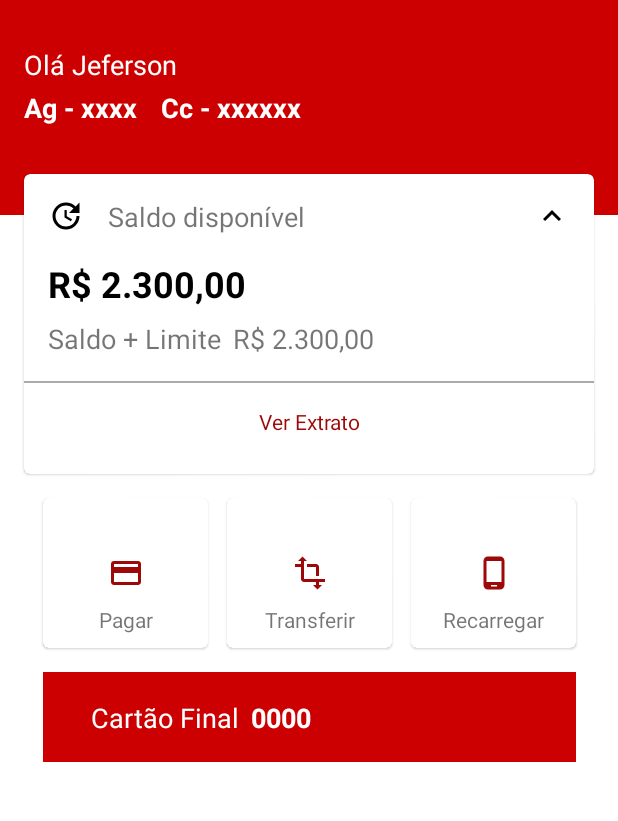
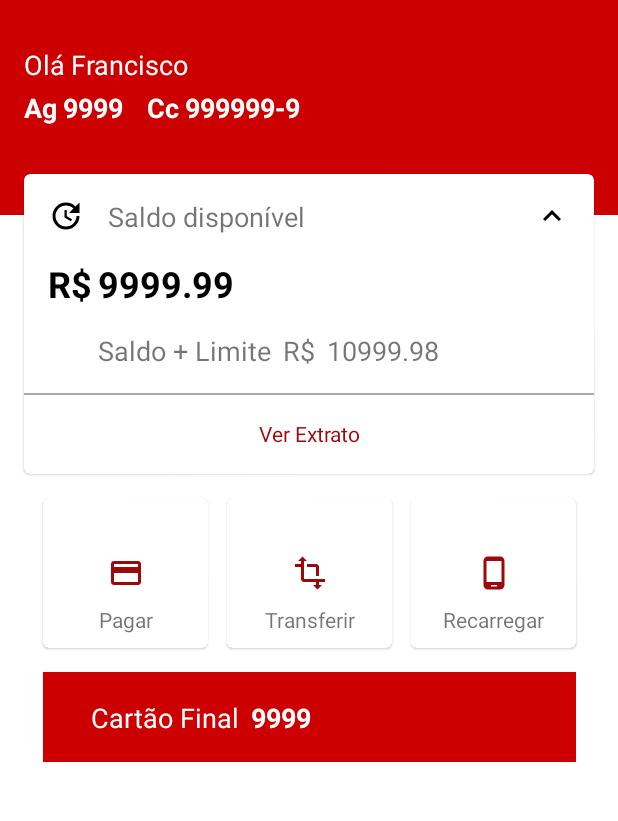
Before and after one commit to Jefersonpontes13/SantanderDevWeek, an Android app: the screen it shows after launch (MainActivity), on a phone screen of 412 x 824 dp, the part 62-883 px from its top. Run offline under Robolectric (Android 15) with nearby library versions, the phone set to English and light mode, and no system bars.

Commit message:
use mvvc

```diff
--- a/app/src/main/java/com/example/santanderdevweek/data/Conta.kt
+++ b/app/src/main/java/com/example/santanderdevweek/data/Conta.kt
@@ -1,8 +1,10 @@
 package com.example.santanderdevweek.data
 
 data class Conta(
+
+    val agencia: String,
     val numero: String,
-    val agencia: String,
+    val tipo: String,
     val saldo: Double,
     val limite: Double,
     val cliente: Cliente,
--- a/app/src/main/java/com/example/santanderdevweek/data/local/fakeData.kt
+++ b/app/src/main/java/com/example/santanderdevweek/data/local/FakeData.kt
@@ -4,19 +4,20 @@ import com.example.santanderdevweek.data.Cartao
 import com.example.santanderdevweek.data.Cliente
 import com.example.santanderdevweek.data.Conta
 
-class fakeData {
+class FakeData {
 
     fun getLocalData(): Conta {
 
         return Conta(
+            "9999",
             "999999-9",
-            "999",
+            "Corrente",
             9999.99,
             999.99,
             Cliente(
                 "Francisco Jeferson da Silveira Pontes",
                 "jeffersonpontes1313@gmail.com"),
-            Cartao("9999-9999-9999-9999")
+            Cartao("9999 9999 9999 9999")
         )
 
     }
--- a/app/src/main/java/com/example/santanderdevweek/ui/MainActivity.kt
+++ b/app/src/main/java/com/example/santanderdevweek/ui/MainActivity.kt
@@ -5,9 +5,10 @@ import android.os.Bundle
 import android.util.Log
 import android.view.Menu
 import android.view.MenuItem
-import androidx.lifecycle.Observer
+import android.widget.TextView
 import androidx.lifecycle.ViewModelProvider
 import com.example.santanderdevweek.R
+import com.example.santanderdevweek.data.Conta
 
 class MainActivity : AppCompatActivity() {
 
@@ -18,10 +19,23 @@ class MainActivity : AppCompatActivity() {
         setContentView(R.layout.activity_main)
         setSupportActionBar(findViewById(R.id.toolbar))
         mainViewModel = ViewModelProvider(this).get(MainViewModel::class.java)
+        buscarContaCliente()
 
-        mainViewModel.buscarContaCliente().observe(this, Observer { result ->
-            Log.d("Conta -> ", result.numero)
+    }
+
+    private fun buscarContaCliente() {
+        mainViewModel.buscarContaCliente().observe(this, { result ->
+            bindOnView(result)
         })
+    }
+
+    private fun bindOnView(conta : Conta) {
+        findViewById<TextView>(R.id.tv_usuario).text = conta.cliente.nome.split(" ")[0]
+        findViewById<TextView>(R.id.tv_numero_agencia).text = conta.agencia
+        findViewById<TextView>(R.id.tv_numero_conta).text = conta.numero
+        findViewById<TextView>(R.id.tv_valor_saldo_disponivel).text = conta.saldo.toString()
+        findViewById<TextView>(R.id.tv_valor_saldo_mais_limite).text = (conta.saldo + conta.limite).toString()
+        findViewById<TextView>(R.id.tv_numeros_cartao_final).text = conta.cartao.numeroCartao.split(" ")[3]
     }
 
     override fun onCreateOptionsMenu(menu: Menu?): Boolean {
--- a/app/src/main/java/com/example/santanderdevweek/ui/MainViewModel.kt
+++ b/app/src/main/java/com/example/santanderdevweek/ui/MainViewModel.kt
@@ -4,7 +4,7 @@ import androidx.lifecycle.LiveData
 import androidx.lifecycle.MutableLiveData
 import androidx.lifecycle.ViewModel
 import com.example.santanderdevweek.data.Conta
-import com.example.santanderdevweek.data.local.fakeData
+import com.example.santanderdevweek.data.local.FakeData
 
 class MainViewModel : ViewModel() {
 
@@ -12,7 +12,7 @@ class MainViewModel : ViewModel() {
 
     fun buscarContaCliente(): LiveData<Conta> {
 
-        mutableLiveData.value = fakeData().getLocalData()
+        mutableLiveData.value = FakeData().getLocalData()
 
         return mutableLiveData
     }
--- a/app/src/main/res/layout/activity_main.xml
+++ b/app/src/main/res/layout/activity_main.xml
@@ -20,7 +20,6 @@
         app:layout_constraintTop_toTopOf="parent"
         />
 
-
     <ImageView
         android:id="@+id/imageView"
         android:layout_width="0dp"
@@ -29,43 +28,78 @@
         app:layout_constraintDimensionRatio="16:5"
         app:layout_constraintEnd_toEndOf="parent"
         app:layout_constraintStart_toStartOf="parent"
-        app:layout_constraintTop_toBottomOf="@+id/toolbar" />
+        app:layout_constraintTop_toBottomOf="@+id/toolbar"
+        android:contentDescription="@string/txt_iv_ola_cliente" />
 
     <TextView
-        android:id="@+id/tv_usuario"
+        android:id="@+id/tv_ola_usuario"
         android:layout_width="wrap_content"
         android:layout_height="wrap_content"
-        android:text="Olá Jeferson"
-        android:textSize="18dp"
+        android:text="@string/txt_ola_usuario"
+        android:textSize="18sp"
         android:layout_margin="16dp"
         app:layout_constraintStart_toStartOf="parent"
         android:textColor="@android:color/white"
         app:layout_constraintTop_toBottomOf="@+id/toolbar"/>
 
     <TextView
+        android:id="@+id/tv_usuario"
+        android:layout_width="wrap_content"
+        android:layout_height="wrap_content"
+        android:textSize="18sp"
+        android:layout_marginStart="4dp"
+        app:layout_constraintStart_toEndOf="@id/tv_ola_usuario"
+        android:textColor="@android:color/white"
+        app:layout_constraintTop_toTopOf="@+id/tv_ola_usuario"/>
+
+    <TextView
         android:id="@+id/tv_agencia"
         android:layout_width="wrap_content"
         android:layout_height="wrap_content"
-        android:text="Ag - xxxx"
-        android:textSize="18dp"
+        android:text="@string/txt_abreviacao_agencia"
+        android:textSize="18sp"
         android:textColor="@android:color/white"
         android:textStyle="bold"
         android:layout_marginTop="4dp"
 
-        app:layout_constraintStart_toStartOf="@id/tv_usuario"
-        app:layout_constraintTop_toBottomOf="@+id/tv_usuario"/>
+        app:layout_constraintStart_toStartOf="@id/tv_ola_usuario"
+        app:layout_constraintTop_toBottomOf="@+id/tv_ola_usuario"/>
 
     <TextView
-        android:id="@+id/tv_conta"
+        android:id="@+id/tv_numero_agencia"
         android:layout_width="wrap_content"
         android:layout_height="wrap_content"
-        android:text="Cc - xxxxxx"
-        android:textSize="18dp"
+        android:textSize="18sp"
         android:textColor="@android:color/white"
         android:textStyle="bold"
-        android:layout_marginLeft="16dp"
+        android:layout_marginStart="4dp"
 
-        app:layout_constraintStart_toEndOf="@+id/tv_agencia"
+        app:layout_constraintStart_toEndOf="@id/tv_agencia"
+        app:layout_constraintTop_toTopOf="@+id/tv_agencia"/>
+
+    <TextView
+        android:id="@+id/tv_tipo_conta"
+        android:layout_width="wrap_content"
+        android:layout_height="wrap_content"
+        android:textSize="18sp"
+        android:textColor="@android:color/white"
+        android:text="@string/txt_tipo_de_conta"
+        android:textStyle="bold"
+        android:layout_marginStart="16dp"
+
+        app:layout_constraintStart_toEndOf="@+id/tv_numero_agencia"
+        app:layout_constraintTop_toTopOf="@+id/tv_agencia" />
+
+    <TextView
+        android:id="@+id/tv_numero_conta"
+        android:layout_width="wrap_content"
+        android:layout_height="wrap_content"
+        android:textSize="18sp"
+        android:textColor="@android:color/white"
+        android:textStyle="bold"
+        android:layout_marginStart="4dp"
+
+        app:layout_constraintStart_toEndOf="@+id/tv_tipo_conta"
         app:layout_constraintTop_toTopOf="@+id/tv_agencia" />
 
     <com.google.android.material.card.MaterialCardView
@@ -91,7 +125,9 @@
                 android:src="@drawable/ic_update_white_24dp"
                 android:layout_margin="16dp"
                 app:layout_constraintTop_toTopOf="parent"
-                app:layout_constraintStart_toStartOf="parent"/>
+                app:layout_constraintStart_toStartOf="parent"
+
+                android:contentDescription="@string/txt_descricao_iv_update_saldo" />
 
             <TextView
                 android:id="@+id/tv_saldo_disponivel"
@@ -99,7 +135,7 @@
                 android:layout_height="wrap_content"
                 android:text="@string/txt_saldo_disponivel"
                 android:textSize="18sp"
-                android:layout_marginLeft="16dp"
+                android:layout_marginStart="16dp"
                 app:layout_constraintTop_toTopOf="@id/iv_update_saldo"
                 app:layout_constraintBottom_toBottomOf="@id/iv_update_saldo"
                 app:layout_constraintLeft_toRightOf="@id/iv_update_saldo"
@@ -112,14 +148,15 @@
                 android:src="@drawable/ic_expand_less_white_24dp"
                 android:layout_margin="16dp"
                 app:layout_constraintTop_toTopOf="parent"
-                app:layout_constraintEnd_toEndOf="parent"/>
+                app:layout_constraintEnd_toEndOf="parent"
+                android:contentDescription="@string/txt_descricao_iv_expand" />
 
             <TextView
-                android:id="@+id/tv_saldo"
+                android:id="@+id/tv_cifrao_saldo"
                 android:layout_width="wrap_content"
                 android:layout_height="wrap_content"
-                android:text="R$ 2.300,00"
-                android:textSize="24dp"
+                android:text="@string/txt_cifrao"
+                android:textSize="24sp"
                 android:textColor="@color/black"
                 android:textStyle="bold"
                 android:layout_marginTop="16dp"
@@ -127,24 +164,44 @@
                 app:layout_constraintStart_toStartOf="@id/iv_update_saldo"/>
 
             <TextView
+                android:id="@+id/tv_valor_saldo_disponivel"
+                android:layout_width="wrap_content"
+                android:layout_height="wrap_content"
+                android:textSize="24sp"
+                android:textColor="@color/black"
+                android:textStyle="bold"
+                android:layout_marginStart="4dp"
+                app:layout_constraintTop_toTopOf="@id/tv_cifrao_saldo"
+                app:layout_constraintStart_toEndOf="@id/tv_cifrao_saldo"/>
+
+            <TextView
                 android:id="@+id/tv_saldo_mais_limite"
                 android:layout_width="wrap_content"
                 android:layout_height="wrap_content"
                 android:text="@string/txt_saldo_mais_limite"
-                android:textSize="18dp"
-                android:layout_marginTop="8dp"
-                app:layout_constraintTop_toBottomOf="@id/tv_saldo"
-                app:layout_constraintStart_toStartOf="@id/tv_saldo"/>
+                android:textSize="18sp"
+                android:layout_marginTop="16dp"
+                app:layout_constraintTop_toBottomOf="@id/tv_valor_saldo_disponivel"
+                app:layout_constraintStart_toStartOf="@id/tv_valor_saldo_disponivel"/>
+
+            <TextView
+                android:id="@+id/tv_cifrao_saldo_mais_limite"
+                android:layout_width="wrap_content"
+                android:layout_height="wrap_content"
+                android:text="@string/txt_cifrao"
+                android:textSize="18sp"
+                android:layout_marginStart="8dp"
+                app:layout_constraintTop_toTopOf="@id/tv_saldo_mais_limite"
+                app:layout_constraintStart_toEndOf="@id/tv_saldo_mais_limite"/>
 
             <TextView
                 android:id="@+id/tv_valor_saldo_mais_limite"
                 android:layout_width="wrap_content"
                 android:layout_height="wrap_content"
-                android:text="R$ 2.300,00"
-                android:textSize="18dp"
-                android:layout_marginLeft="8dp"
-                app:layout_constraintTop_toTopOf="@id/tv_saldo_mais_limite"
-                app:layout_constraintStart_toEndOf="@id/tv_saldo_mais_limite"/>
+                android:textSize="18sp"
+                android:layout_marginStart="8dp"
+                app:layout_constraintTop_toTopOf="@id/tv_cifrao_saldo_mais_limite"
+                app:layout_constraintStart_toEndOf="@id/tv_cifrao_saldo_mais_limite"/>
 
             <View
                 android:id="@+id/v_grey_line"
@@ -164,8 +221,6 @@
                 app:layout_constraintTop_toBottomOf="@id/v_grey_line"
                 app:layout_constraintStart_toStartOf="parent"
                 app:layout_constraintEnd_toEndOf="parent"/>
-
-
 
         </androidx.constraintlayout.widget.ConstraintLayout>
 
@@ -294,10 +349,10 @@
         android:layout_height="60dp"
         android:layout_marginTop="16dp"
         android:background="@color/redPrimary"
-        app:layout_constraintTop_toBottomOf="@id/mcv_pagar"
+        app:layout_constraintEnd_toEndOf="@id/mcv_recarregar"
+        app:layout_constraintHorizontal_bias="1.0"
         app:layout_constraintStart_toStartOf="@id/mcv_pagar"
-        app:layout_constraintEnd_toEndOf="@id/mcv_recarregar"
-        />
+        app:layout_constraintTop_toBottomOf="@id/mcv_pagar" />
 
     <TextView
         android:id="@+id/tv_cartao_final"
@@ -305,8 +360,8 @@
         android:layout_height="wrap_content"
         android:text="@string/txt_cartao_final"
         android:textColor="@color/white"
-        android:textSize="18dp"
-        android:layout_marginLeft="32dp"
+        android:textSize="18sp"
+        android:layout_marginStart="32dp"
         app:layout_constraintTop_toTopOf="@id/iv_cartao_final"
         app:layout_constraintBottom_toBottomOf="@+id/iv_cartao_final"
         app:layout_constraintStart_toStartOf="@id/iv_cartao_final"
@@ -317,11 +372,10 @@
         android:id="@+id/tv_numeros_cartao_final"
         android:layout_width="wrap_content"
         android:layout_height="wrap_content"
-        android:text="0000"
         android:textColor="@color/white"
-        android:textSize="18dp"
+        android:textSize="18sp"
         android:textStyle="bold"
-        android:layout_marginLeft="8dp"
+        android:layout_marginStart="8dp"
         app:layout_constraintTop_toTopOf="@id/iv_cartao_final"
         app:layout_constraintBottom_toBottomOf="@+id/iv_cartao_final"
         app:layout_constraintStart_toEndOf="@id/tv_cartao_final"
--- a/app/src/main/res/values/strings.xml
+++ b/app/src/main/res/values/strings.xml
@@ -8,4 +8,11 @@
     <string name="txt_recarregar">Recarregar</string>
     <string name="txt_cartao_final">Cartão Final</string>
     <string name="txt_notificacoes">Notificações</string>
+    <string name="txt_ola_usuario">Olá</string>
+    <string name="txt_iv_ola_cliente">"Image View Olá Cliente "</string>
+    <string name="txt_tipo_de_conta">Cc</string>
+    <string name="txt_cifrao">R$</string>
+    <string name="txt_abreviacao_agencia">Ag</string>
+    <string name="txt_descricao_iv_update_saldo">Imagem do ícone de atualizar saldo</string>
+    <string name="txt_descricao_iv_expand">Ícone para expandir informações sobre saldo</string>
 </resources>
--- a/build.gradle
+++ b/build.gradle
@@ -18,7 +18,7 @@ allprojects {
     repositories {
         google()
         mavenCentral()
-        jcenter() // Warning: this repository is going to shut down soon
+         // Warning: this repository is going to shut down soon
     }
 }
 
```
Also changed, not shown: app/build.gradle (+12 -3 lines), 1 other file.
